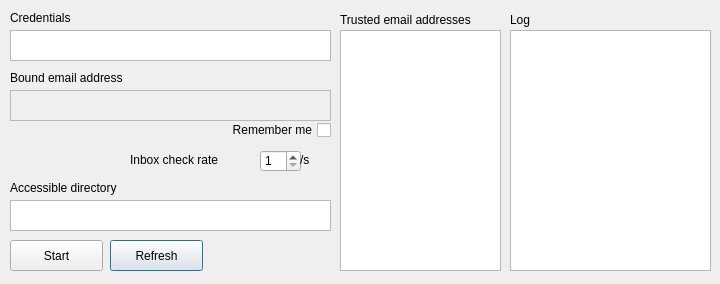
Before: the Qt Designer form layout.ui in koo2434/gmail-FTP, drawn with Qt 5.
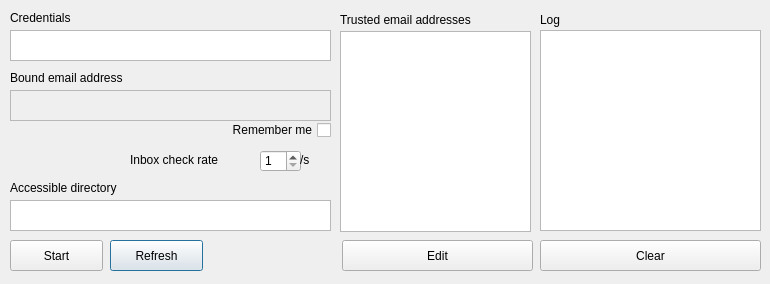
After: the same form once the commit is applied.

Commit message: Gui generally complete, merging to master

The edit to the form file:
```diff
--- a/layout.ui
+++ b/layout.ui
@@ -6,7 +6,7 @@
    <rect>
     <x>0</x>
     <y>0</y>
-    <width>720</width>
+    <width>770</width>
     <height>284</height>
    </rect>
   </property>
@@ -113,28 +113,12 @@
     <string>Trusted email addresses</string>
    </property>
   </widget>
-  <widget class="QListView" name="trustedEmailListView">
-   <property name="geometry">
-    <rect>
-     <x>340</x>
-     <y>30</y>
-     <width>161</width>
-     <height>241</height>
-    </rect>
-   </property>
-   <property name="frameShadow">
-    <enum>QFrame::Sunken</enum>
-   </property>
-   <property name="viewMode">
-    <enum>QListView::ListMode</enum>
-   </property>
-  </widget>
   <widget class="QLabel" name="logLabel">
    <property name="geometry">
     <rect>
-     <x>510</x>
+     <x>540</x>
      <y>10</y>
-     <width>101</width>
+     <width>31</width>
      <height>20</height>
     </rect>
    </property>
@@ -142,16 +126,6 @@
     <string>Log</string>
    </property>
   </widget>
-  <widget class="QListView" name="logListView">
-   <property name="geometry">
-    <rect>
-     <x>510</x>
-     <y>30</y>
-     <width>201</width>
-     <height>241</height>
-    </rect>
-   </property>
-  </widget>
   <widget class="QLabel" name="accessibleDirectoryLabel">
    <property name="geometry">
     <rect>
@@ -230,6 +204,52 @@
     <bool>false</bool>
    </property>
   </widget>
+  <widget class="QListWidget" name="logListWidget">
+   <property name="geometry">
+    <rect>
+     <x>540</x>
+     <y>30</y>
+     <width>221</width>
+     <height>201</height>
+    </rect>
+   </property>
+  </widget>
+  <widget class="QPushButton" name="trustedEmailAddressesEditButton">
+   <property name="geometry">
+    <rect>
+     <x>342</x>
+     <y>240</y>
+     <width>191</width>
+     <height>31</height>
+    </rect>
+   </property>
+   <property name="text">
+    <string>Edit</string>
+   </property>
+  </widget>
+  <widget class="QPushButton" name="logClearButton">
+   <property name="geometry">
+    <rect>
+     <x>540</x>
+     <y>240</y>
+     <width>221</width>
+     <height>31</height>
+    </rect>
+   </property>
+   <property name="text">
+    <string>Clear</string>
+   </property>
+  </widget>
+  <widget class="QListWidget" name="trustedEmailListWidget">
+   <property name="geometry">
+    <rect>
+     <x>340</x>
+     <y>31</y>
+     <width>191</width>
+     <height>201</height>
+    </rect>
+   </property>
+  </widget>
  </widget>
  <resources/>
  <connections/>
```
The commit also changes 2 other files.
